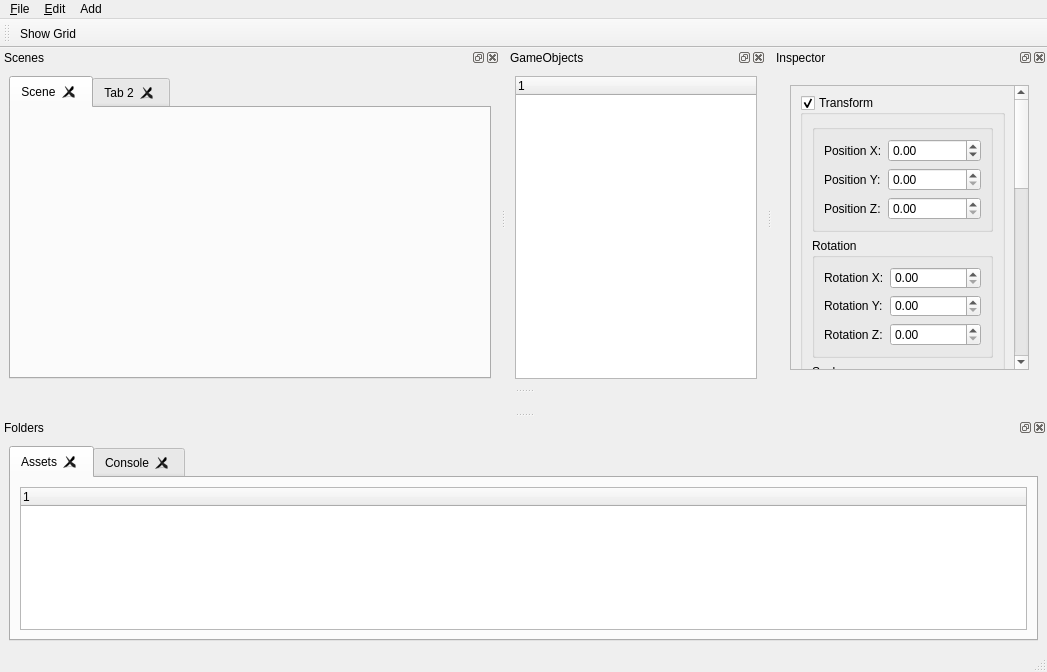
First picture: the form in source/core/platforms/qt/MainWindow.ui, repository alanhaugen/gameengine, before the edit.
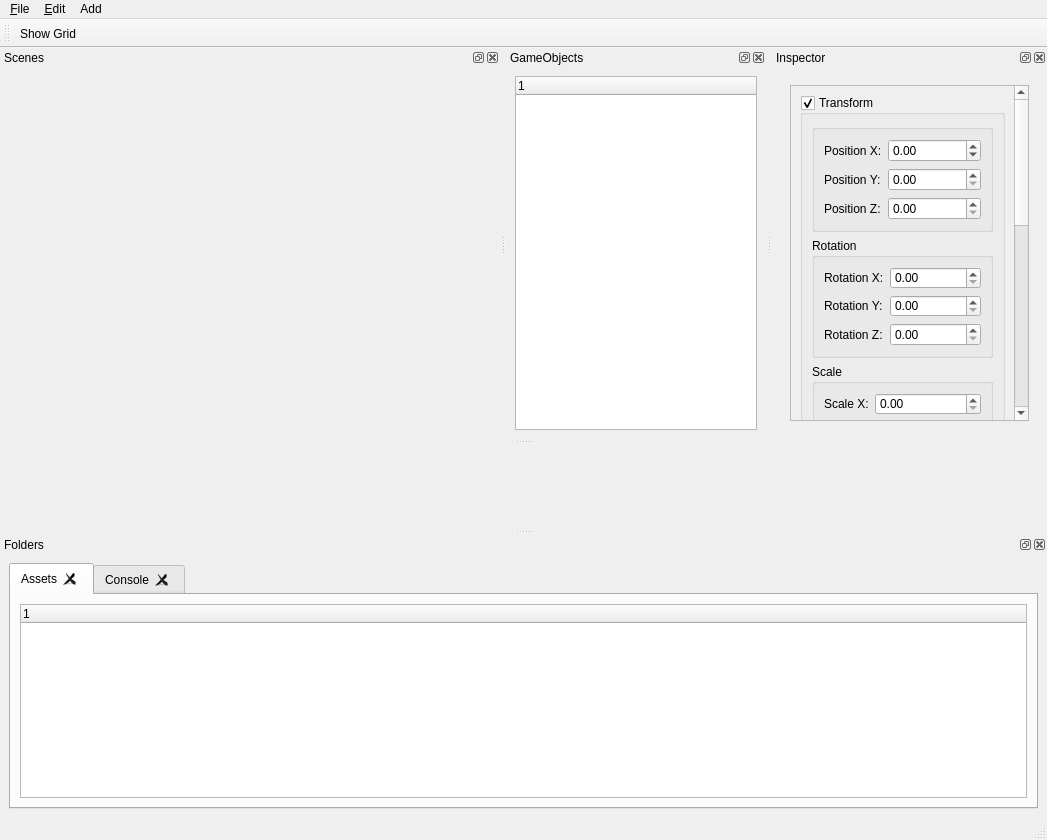
Second picture: the form after the edit. The open tabs and pages were chosen to show the change.

The edit to the form file:
```diff
--- a/source/core/platforms/qt/MainWindow.ui
+++ b/source/core/platforms/qt/MainWindow.ui
@@ -7,7 +7,7 @@
     <x>0</x>
     <y>0</y>
     <width>1037</width>
-    <height>672</height>
+    <height>840</height>
    </rect>
   </property>
   <property name="windowTitle">
@@ -88,7 +88,7 @@
    <property name="minimumSize">
     <size>
      <width>500</width>
-     <height>322</height>
+     <height>300</height>
     </size>
    </property>
    <property name="baseSize">
@@ -121,90 +121,26 @@
     </property>
     <layout class="QGridLayout" name="gridLayout_2">
      <item row="0" column="0">
-      <widget class="QTabWidget" name="ScenesTab">
-       <property name="minimumSize">
-        <size>
-         <width>0</width>
-         <height>200</height>
-        </size>
+      <layout class="QVBoxLayout" name="VulkanLayout">
+       <property name="spacing">
+        <number>4</number>
        </property>
-       <property name="tabPosition">
-        <enum>QTabWidget::TabPosition::North</enum>
+       <property name="sizeConstraint">
+        <enum>QLayout::SizeConstraint::SetDefaultConstraint</enum>
        </property>
-       <property name="tabShape">
-        <enum>QTabWidget::TabShape::Rounded</enum>
-       </property>
-       <property name="currentIndex">
+       <property name="leftMargin">
         <number>0</number>
        </property>
-       <property name="tabsClosable">
-        <bool>true</bool>
+       <property name="topMargin">
+        <number>26</number>
        </property>
-       <property name="movable">
-        <bool>true</bool>
+       <property name="rightMargin">
+        <number>0</number>
        </property>
-       <widget class="QWidget" name="Scene">
-        <property name="sizePolicy">
-         <sizepolicy hsizetype="Expanding" vsizetype="Expanding">
-          <horstretch>0</horstretch>
-          <verstretch>0</verstretch>
-         </sizepolicy>
-        </property>
-        <property name="minimumSize">
-         <size>
-          <width>300</width>
-          <height>300</height>
-         </size>
-        </property>
-        <attribute name="title">
-         <string>Scene</string>
-        </attribute>
-        <layout class="QGridLayout" name="gridLayout_4">
-         <property name="topMargin">
-          <number>6</number>
-         </property>
-         <item row="0" column="0">
-          <layout class="QVBoxLayout" name="VulkanLayout">
-           <property name="spacing">
-            <number>4</number>
-           </property>
-           <property name="sizeConstraint">
-            <enum>QLayout::SizeConstraint::SetDefaultConstraint</enum>
-           </property>
-           <property name="leftMargin">
-            <number>0</number>
-           </property>
-           <property name="topMargin">
-            <number>26</number>
-           </property>
-           <property name="rightMargin">
-            <number>0</number>
-           </property>
-           <property name="bottomMargin">
-            <number>0</number>
-           </property>
-          </layout>
-         </item>
-        </layout>
-       </widget>
-       <widget class="QWidget" name="tab_2">
-        <property name="sizePolicy">
-         <sizepolicy hsizetype="Expanding" vsizetype="Expanding">
-          <horstretch>0</horstretch>
-          <verstretch>0</verstretch>
-         </sizepolicy>
-        </property>
-        <property name="minimumSize">
-         <size>
-          <width>300</width>
-          <height>300</height>
-         </size>
-        </property>
-        <attribute name="title">
-         <string>Tab 2</string>
-        </attribute>
-       </widget>
-      </widget>
+       <property name="bottomMargin">
+        <number>0</number>
+       </property>
+      </layout>
      </item>
     </layout>
    </widget>
@@ -302,7 +238,7 @@
            <property name="geometry">
             <rect>
              <x>0</x>
-             <y>-358</y>
+             <y>0</y>
              <width>239</width>
              <height>689</height>
             </rect>
@@ -618,7 +554,7 @@
    <property name="minimumSize">
     <size>
      <width>400</width>
-     <height>160</height>
+     <height>250</height>
     </size>
    </property>
    <property name="windowTitle">
```
Left out of the diff: 57 changed lines with no effect on the pictures.
